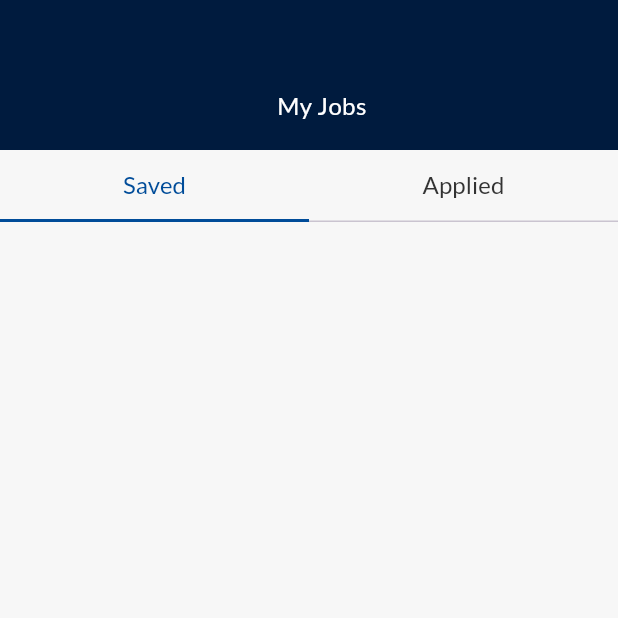
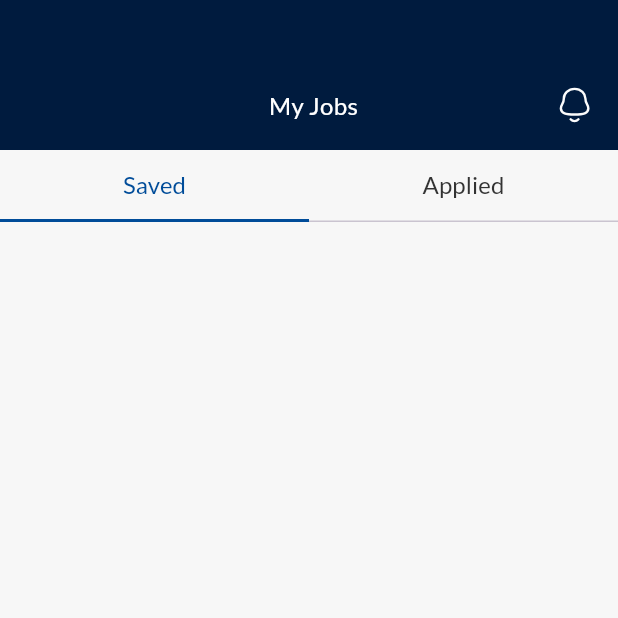
Before and after one commit to Sartaccel/TT-mobileapp, a Flutter app: the HomeContainer screen opened directly, item 2 of the bottom bar chosen, on a phone screen of 412 x 824 dp, the top half of it. Run offline on Flutter 3.47's test engine with Material 3 defaults, Android fonts, the phone set to English and light mode, and no system bars; our stand-ins replace connectivity_plus, dio, dotted_border, file_picker, firebase_auth, firebase_core and 19 more; missing offline and left inert: flutter_cached_pdfview, flutter_icon_snackbar, otp_pin_field; accounts and stored records are empty; network calls fail; project files that could hold a hidden picture were left out.

Commit message:
new change

```diff
--- a/lib/screens/main/fragments/my_jobs_fragment.dart
+++ b/lib/screens/main/fragments/my_jobs_fragment.dart
@@ -3,8 +3,10 @@
 import 'package:flutter/foundation.dart';
 import 'package:flutter/material.dart';
 import 'package:flutter/services.dart';
+import 'package:flutter_svg/svg.dart';
 import 'package:talent_turbo_new/screens/main/fragments/applied_jobs_fragment.dart';
 import 'package:talent_turbo_new/screens/main/fragments/saved_jobs_fragment.dart';
+import 'package:talent_turbo_new/screens/main/notifications.dart';
 
 class MyJobsFragment extends StatefulWidget {
   const MyJobsFragment({super.key});
@@ -50,7 +52,23 @@
                       fontSize: 16),
                 ),
               ),
-              SizedBox(width: MediaQuery.of(context).size.width * 0.08),
+              InkWell(
+                onTap: () {
+                  Navigator.push(
+                      context,
+                      MaterialPageRoute(
+                          builder: (BuildContext context) =>
+                              NotificationScreen()));
+                },
+                child: Padding(
+                  padding: const EdgeInsets.only(right: 16.0),
+                  child: SvgPicture.asset(
+                    'assets/icon/Notifi.svg',
+                    width: 28,
+                    height: 28,
+                  ),
+                ),
+              ),
             ],
           ),
         ),
```
